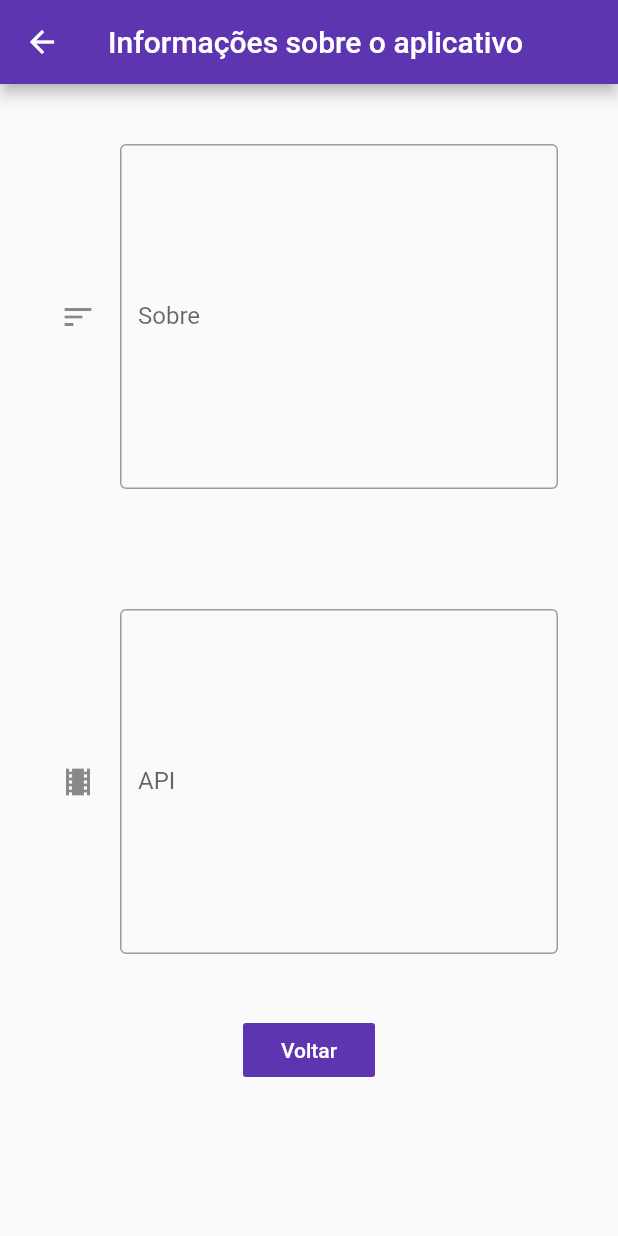
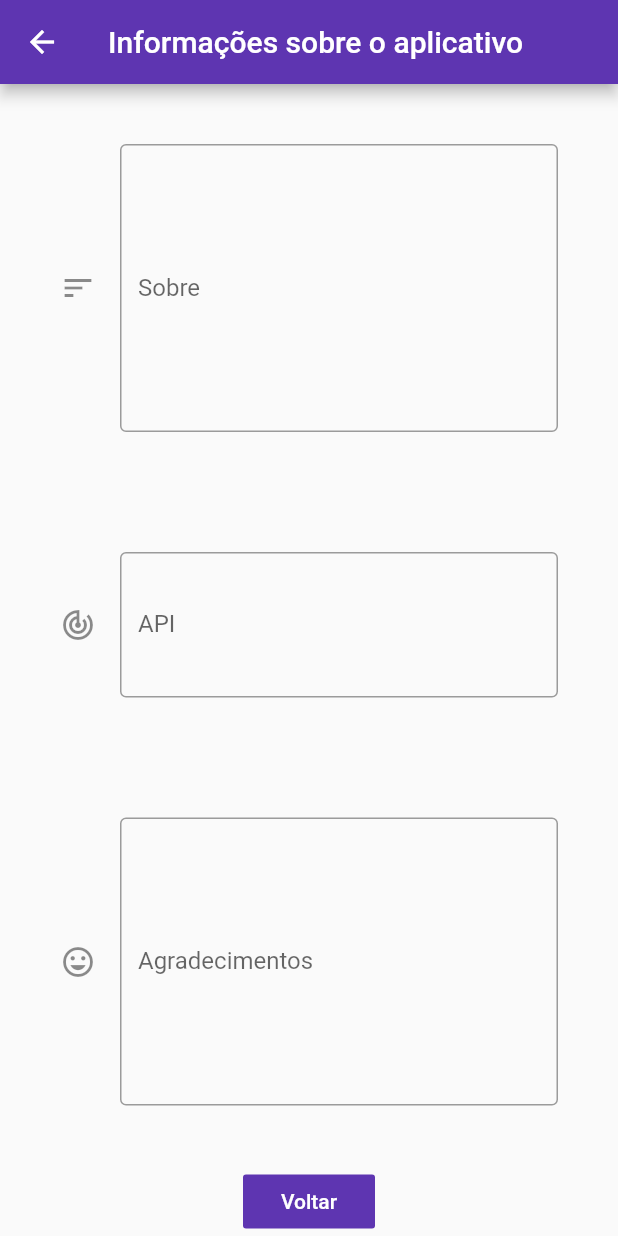
Before and after one commit to vsmmart/Cinemateca, a Flutter app: the TelaSobre screen opened by its route, on a phone screen of 412 x 824 dp. Run offline on Flutter 3.47's test engine with Material 2 defaults, Android fonts, the phone set to English and light mode, and no system bars; our stand-ins replace cloud_firestore; accounts and stored records are empty.

Commit message:
Updates finais para entrega

```diff
--- a/lib/widget_tela_sobre.dart
+++ b/lib/widget_tela_sobre.dart
@@ -1,4 +1,6 @@
 import 'package:flutter/material.dart';
+
+import 'model/Usuario.dart';
 
 class TelaSobre extends StatefulWidget {
   @override
@@ -8,11 +10,18 @@ class TelaSobre extends StatefulWidget {
 class _TelaSobreState extends State<TelaSobre> {
   TextEditingController ctrlTexto1 = TextEditingController();
   String texto1 = 'Este aplicativo foi desenvolvido como projeto para a disciplina de Programação para Dispositivos Móveis ministrada pelo professor Rodrigo Plotze. Foi também o primeiro projeto em que o desenvolvedor teve contato com POO, API, front-end, requests, Git, Github, funções assíncronas, entre outras. Foi um desafio muito grande mas motivador para o aprimoramento de programação. O Tema para o aplicativo escolhido foi "Cinema" devido a uma grande paixão do desenvolvedor por este hobby.';
+
   TextEditingController ctrlTexto2 = TextEditingController();
   String texto2 = 'A API utilizada se chama OMDB API, ela pode ser encontrada em http://www.omdbapi.com/';
 
+  TextEditingController ctrlTexto3 = TextEditingController();
+  String texto3 = 'Agradeço ao professor Rodrigo Plotze pelas aulas e conhecimentos transmitidos. Agradeço ao Google, Youtube, StackOverflow, Medium e tantos outros meios de pesquisa que me deram alguma luz. Agradeço imensamente ao meu amigo Raul por toda paciência e disposição em me ajudar tanto com programação quanto no dia-a-dia.';
+
+
+
   @override
   Widget build(BuildContext context) {
+  final Usuario usr = ModalRoute.of(context).settings.arguments;
     return Scaffold(
       appBar: AppBar(
         title: Text('Informações sobre o aplicativo'),
@@ -29,7 +38,7 @@ class _TelaSobreState extends State<TelaSobre> {
               child: TextField(
                   controller: ctrlTexto1 ,
                   readOnly: true,
-                  maxLines: 10,
+                  maxLines: 8,
                   decoration: InputDecoration(
                     border: OutlineInputBorder(),
                     labelText: 'Sobre',
@@ -47,11 +56,11 @@ class _TelaSobreState extends State<TelaSobre> {
               child: TextField(
                   controller: ctrlTexto2 ,
                   readOnly: true,
-                  maxLines: 10,
+                  maxLines: 3,
                   decoration: InputDecoration(
                     border: OutlineInputBorder(),
                     labelText: 'API',
-                    icon: Icon(Icons.local_movies),),
+                    icon: Icon(Icons.track_changes),),
                   onTap: (){
                     ctrlTexto2.text = texto2;
                   },
@@ -60,8 +69,27 @@ class _TelaSobreState extends State<TelaSobre> {
 
 
 
+             Container(
+              padding: EdgeInsets.all(20),
+
+              margin: EdgeInsets.all(20),
+              child: TextField(
+                  controller: ctrlTexto3 ,
+                  readOnly: true,
+                  maxLines: 8,
+                  decoration: InputDecoration(
+                    border: OutlineInputBorder(),
+                    labelText: 'Agradecimentos',
+                    icon: Icon(Icons.tag_faces),),
+                  onTap: (){
+                    ctrlTexto3.text = texto3;
+                  },
+              ),
+            ),
+
+
             FlatButton(
-              onPressed: (){ Navigator.pop(context);},
+              onPressed: (){ Navigator.popAndPushNamed(context,'/tela_principal');},
               color: Colors.deepPurple[600],
               textColor: Colors.white,
               child: Text('Voltar')),
--- a/pubspec.yaml
+++ b/pubspec.yaml
@@ -20,6 +20,7 @@ dependencies:
   flutter:
     sdk: flutter
   http: ^0.12.1
+  url_launcher: ^5.5.0
 
   # The following adds the Cupertino Icons font to your application.
   # Use with the CupertinoIcons class for iOS style icons.
```
Also changed, not shown: lib/widget_tela_cadastro.dart (+6 -3 lines), lib/widget_tela_perfil.dart (+123 -105 lines), lib/widget_tela_principal.dart (+28 -5 lines), pubspec.lock.
